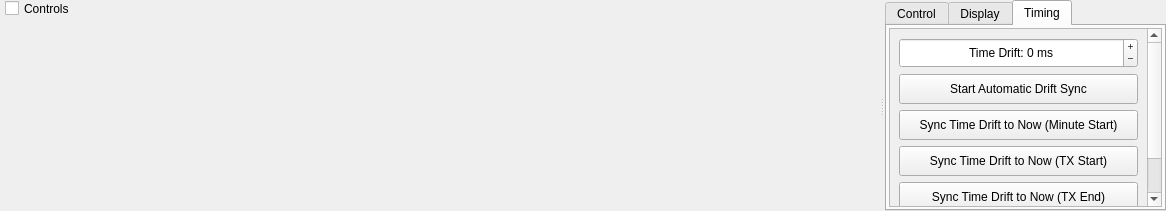
The window that widegraph.ui (qcmiao1998/js8call) describes before a commit, drawn with Qt 5.
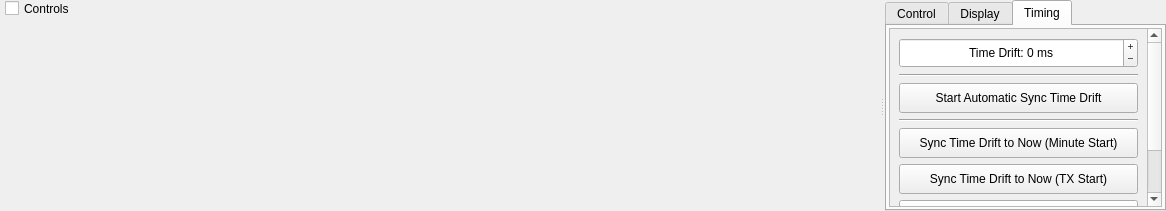
The same window after the commit. The open tabs and pages were chosen to show the change. Custom widgets are drawn as their Qt base class.

Commit message: Fixed display bug of sync button

The edit to the form file:
```diff
--- a/widegraph.ui
+++ b/widegraph.ui
@@ -976,7 +976,7 @@
                 <x>0</x>
                 <y>0</y>
                 <width>281</width>
-                <height>234</height>
+                <height>252</height>
                </rect>
               </property>
               <layout class="QVBoxLayout" name="verticalLayout">
@@ -1020,6 +1020,13 @@
                  </property>
                 </widget>
                </item>
+               <item>
+                <widget class="Line" name="line_2">
+                 <property name="orientation">
+                  <enum>Qt::Horizontal</enum>
+                 </property>
+                </widget>
+               </item>
                <item>
                 <widget class="QPushButton" name="autoDriftButton">
                  <property name="minimumSize">
@@ -1029,13 +1036,20 @@
                   </size>
                  </property>
                  <property name="text">
-                  <string>Start Automatic Drift Sync</string>
+                  <string>Start Automatic Sync Time Drift</string>
                  </property>
                  <property name="checkable">
                   <bool>true</bool>
                  </property>
                 </widget>
                </item>
+               <item>
+                <widget class="Line" name="line">
+                 <property name="orientation">
+                  <enum>Qt::Horizontal</enum>
+                 </property>
+                </widget>
+               </item>
                <item>
                 <widget class="QPushButton" name="driftSyncMinuteButton">
                  <property name="minimumSize">
```
Left out of the diff: 2 changed lines with no effect on the pictures. The commit also changes 2 other files.
